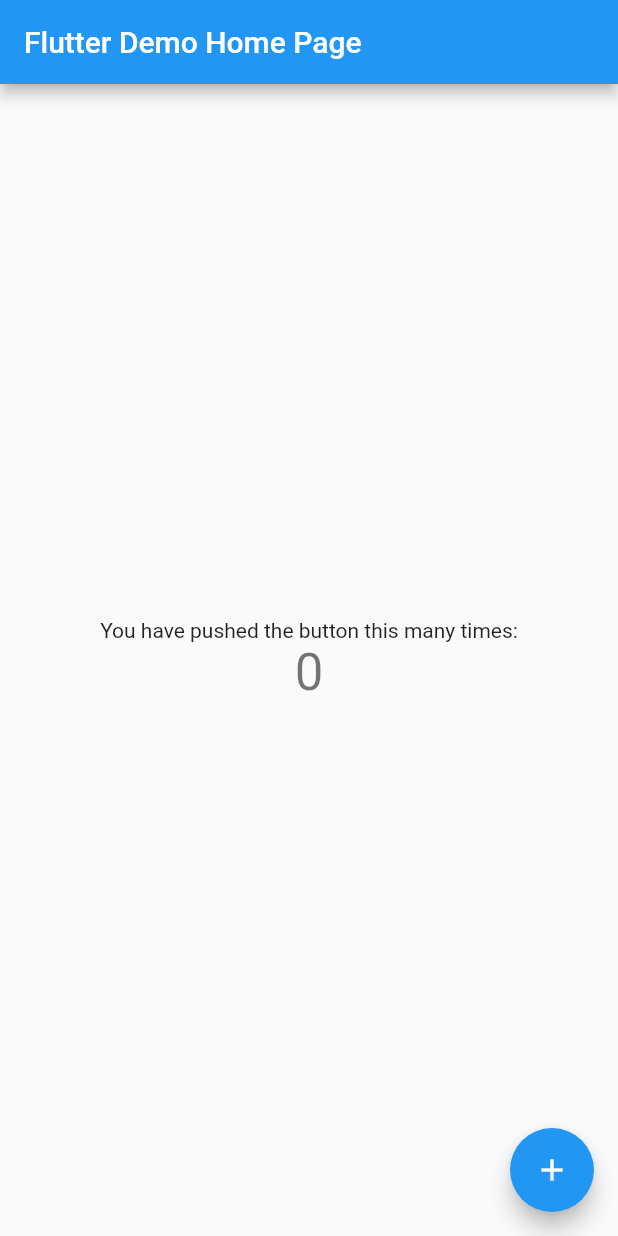
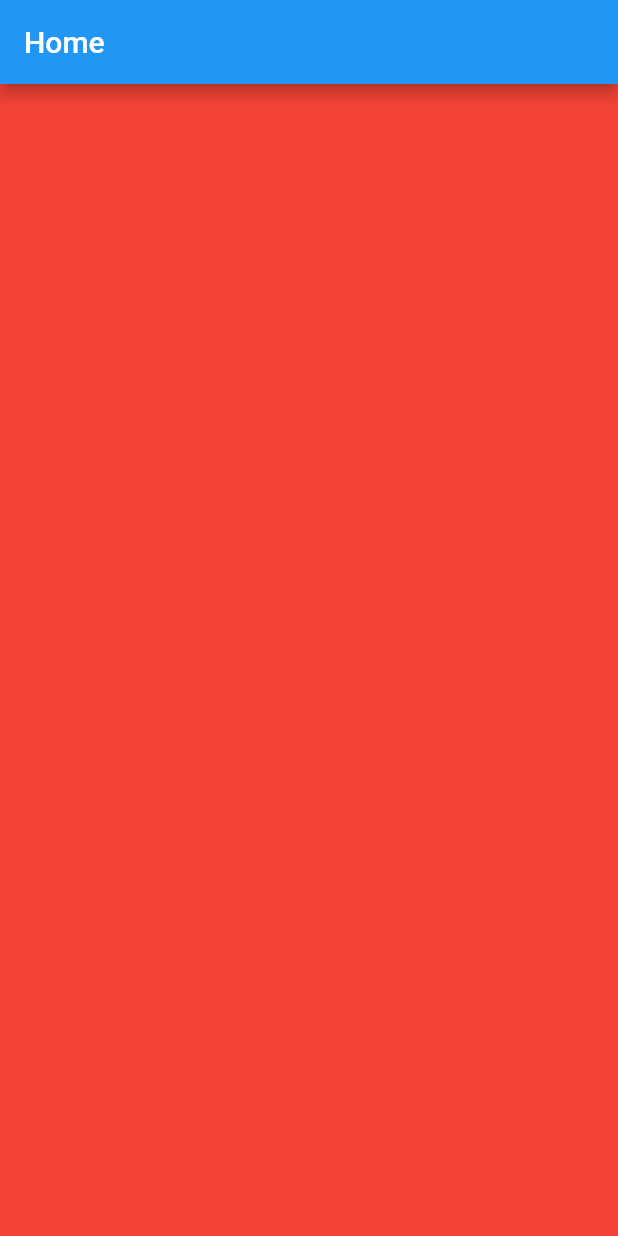
Before and after one commit to Vo-Ngoc-Khanh/App-quiz-MBTI, a Flutter app: the screen it shows after launch, on a phone screen of 412 x 824 dp. Run offline on Flutter 3.47's test engine with Material 2 defaults, Android fonts, the phone set to English and light mode, and no system bars.

Commit message:
update main.dart and home.dart

```diff
--- a/flutter_quiz_mbti/lib/home.dart
+++ b/flutter_quiz_mbti/lib/home.dart
@@ -0,0 +1,18 @@
+import 'package:flutter/material.dart';
+
+class HomePage extends StatefulWidget {
+  const HomePage({Key? key}) : super(key: key);
+
+  @override
+  _HomePageState createState() => _HomePageState();
+}
+
+class _HomePageState extends State<HomePage> {
+  @override
+  Widget build(BuildContext context) {
+    return Scaffold(
+      appBar: AppBar(title: const Text('Home'),),
+      body: Center(child: Container( color: Colors.red,),),
+    );
+  }
+}
--- a/flutter_quiz_mbti/lib/main.dart
+++ b/flutter_quiz_mbti/lib/main.dart
@@ -1,115 +1,17 @@
 import 'package:flutter/material.dart';
+import 'package:flutter_quiz_mbti/home.dart';
 
 void main() {
-  runApp(const MyApp());
+  runApp(const QuizMBTI());
 }
 
-class MyApp extends StatelessWidget {
-  const MyApp({Key? key}) : super(key: key);
+class QuizMBTI extends StatelessWidget {
+  const QuizMBTI({Key? key}) : super(key: key);
 
-  // This widget is the root of your application.
   @override
   Widget build(BuildContext context) {
-    return MaterialApp(
-      title: 'Flutter Demo',
-      theme: ThemeData(
-        // This is the theme of your application.
-        //
-        // Try running your application with "flutter run". You'll see the
-        // application has a blue toolbar. Then, without quitting the app, try
-        // changing the primarySwatch below to Colors.green and then invoke
-        // "hot reload" (press "r" in the console where you ran "flutter run",
-        // or simply save your changes to "hot reload" in a Flutter IDE).
-        // Notice that the counter didn't reset back to zero; the application
-        // is not restarted.
-        primarySwatch: Colors.blue,
-      ),
-      home: const MyHomePage(title: 'Flutter Demo Home Page'),
+    return const MaterialApp(
+      home: HomePage(),
     );
   }
 }
-
-class MyHomePage extends StatefulWidget {
-  const MyHomePage({Key? key, required this.title}) : super(key: key);
-
-  // This widget is the home page of your application. It is stateful, meaning
-  // that it has a State object (defined below) that contains fields that affect
-  // how it looks.
-
-  // This class is the configuration for the state. It holds the values (in this
-  // case the title) provided by the parent (in this case the App widget) and
-  // used by the build method of the State. Fields in a Widget subclass are
-  // always marked "final".
-
-  final String title;
-
-  @override
-  State<MyHomePage> createState() => _MyHomePageState();
-}
-
-class _MyHomePageState extends State<MyHomePage> {
-  int _counter = 0;
-
-  void _incrementCounter() {
-    setState(() {
-      // This call to setState tells the Flutter framework that something has
-      // changed in this State, which causes it to rerun the build method below
-      // so that the display can reflect the updated values. If we changed
-      // _counter without calling setState(), then the build method would not be
-      // called again, and so nothing would appear to happen.
-      _counter++;
-    });
-  }
-
-  @override
-  Widget build(BuildContext context) {
-    // This method is rerun every time setState is called, for instance as done
-    // by the _incrementCounter method above.
-    //
-    // The Flutter framework has been optimized to make rerunning build methods
-    // fast, so that you can just rebuild anything that needs updating rather
-    // than having to individually change instances of widgets.
-    return Scaffold(
-      appBar: AppBar(
-        // Here we take the value from the MyHomePage object that was created by
-        // the App.build method, and use it to set our appbar title.
-        title: Text(widget.title),
-      ),
-      body: Center(
-        // Center is a layout widget. It takes a single child and positions it
-        // in the middle of the parent.
-        child: Column(
-          // Column is also a layout widget. It takes a list of children and
-          // arranges them vertically. By default, it sizes itself to fit its
-          // children horizontally, and tries to be as tall as its parent.
-          //
-          // Invoke "debug painting" (press "p" in the console, choose the
-          // "Toggle Debug Paint" action from the Flutter Inspector in Android
-          // Studio, or the "Toggle Debug Paint" command in Visual Studio Code)
-          // to see the wireframe for each widget.
-          //
-          // Column has various properties to control how it sizes itself and
-          // how it positions its children. Here we use mainAxisAlignment to
-          // center the children vertically; the main axis here is the vertical
-          // axis because Columns are vertical (the cross axis would be
-          // horizontal).
-          mainAxisAlignment: MainAxisAlignment.center,
-          children: <Widget>[
-            const Text(
-              'You have pushed the button this many times:',
-            ),
-            Text(
-              '$_counter',
-              style: Theme.of(context).textTheme.headline4,
-            ),
-          ],
-        ),
-      ),
-      floatingActionButton: FloatingActionButton(
-        onPressed: _incrementCounter,
-        tooltip: 'Increment',
-        child: const Icon(Icons.add),
-      ), // This trailing comma makes auto-formatting nicer for build methods.
-    );
-  }
-}
```
